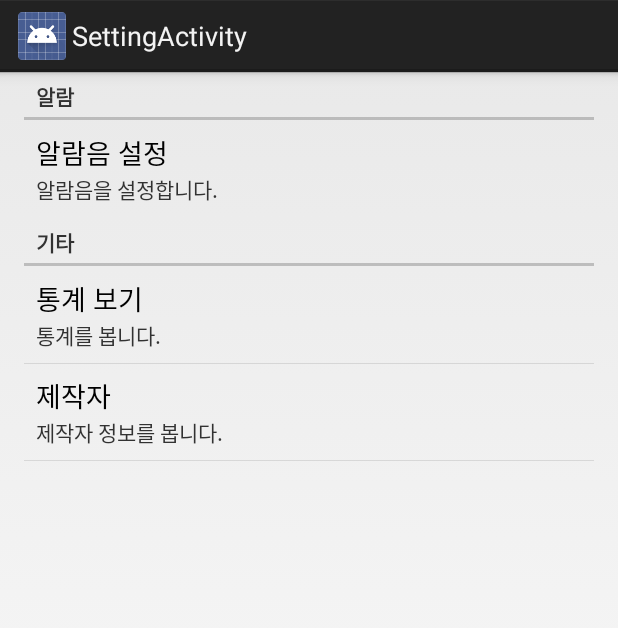
After one commit to ZeroPage/MorningTypeHuman, an Android app: the SettingActivity screen opened directly, with no data from a screen before it, on a phone screen of 412 x 824 dp. The commit adds this screen. Shown: the top 628 px of the screen. Run offline under Robolectric (Android 15) with nearby library versions, the phone set to English and light mode, and no system bars.

Commit message:
Added SettingActivity

```diff
--- /dev/null
+++ b/MornigTypeHumanProject/MornigTypeHuman/src/main/java/org/zeropage/gdg/morningTypeHuman/view/SettingActivity.java
@@ -0,0 +1,45 @@
+package org.zeropage.gdg.morningTypeHuman.view;
+
+import android.content.Intent;
+import android.os.Bundle;
+import android.preference.Preference;
+import android.preference.PreferenceActivity;
+
+import org.zeropage.gdg.morningTypeHuman.R;
+
+public class SettingActivity extends PreferenceActivity {
+
+    @SuppressWarnings("deprecation")
+    @Override
+    protected void onCreate(Bundle savedInstanceState) {
+        super.onCreate(savedInstanceState);
+        addPreferencesFromResource(R.xml.preference);
+
+        Preference statsPreference = findPreference("stats");
+        Preference creditsPreference = findPreference("credits");
+
+        if (statsPreference == null || creditsPreference == null) {
+            throw new AssertionError();
+        }
+
+        statsPreference.setOnPreferenceClickListener(new Preference.OnPreferenceClickListener() {
+            @Override
+            public boolean onPreferenceClick(Preference preference) {
+            //Intent intent = new Intent(SettingActivity.this, StatsActivity.class);
+            //startActivity(intent);
+
+            return false;
+            }
+        });
+
+        creditsPreference.setOnPreferenceClickListener(new Preference.OnPreferenceClickListener() {
+            @Override
+            public boolean onPreferenceClick(Preference preference) {
+            //Intent intent = new Intent(SettingActivity.this, CreditsActivity.class);
+            //startActivity(intent);
+
+            return false;
+            }
+        });
+    }
+}
--- /dev/null
+++ b/MornigTypeHumanProject/MornigTypeHuman/src/main/res/menu/setting.xml
@@ -0,0 +1,6 @@
+<menu xmlns:android="http://schemas.android.com/apk/res/android">
+    <item android:id="@+id/action_settings"
+        android:title="@string/action_settings"
+        android:orderInCategory="100"
+        android:showAsAction="never" />
+</menu>
--- a/MornigTypeHumanProject/MornigTypeHuman/src/main/res/values/strings.xml
+++ b/MornigTypeHumanProject/MornigTypeHuman/src/main/res/values/strings.xml
@@ -4,5 +4,6 @@
     <string name="app_name">MornigTypeHuman</string>
     <string name="action_settings">Settings</string>
     <string name="hello_world">Hello world!</string>
+    <string name="title_activity_setting">SettingActivity</string>
 
 </resources>
--- /dev/null
+++ b/MornigTypeHumanProject/MornigTypeHuman/src/main/res/xml/preference.xml
@@ -0,0 +1,20 @@
+<?xml version="1.0" encoding="utf-8"?>
+
+<PreferenceScreen xmlns:android="http://schemas.android.com/apk/res/android">
+    <PreferenceCategory android:title = "알람">
+        <RingtonePreference
+                android:key="ringtone"
+                android:title="알람음 설정"
+                android:summary="알람음을 설정합니다." />
+    </PreferenceCategory>
+    <PreferenceCategory android:title = "기타">
+        <Preference
+                android:key = "stats"
+                android:title = "통계 보기"
+                android:summary="통계를 봅니다." />
+        <Preference
+                android:key = "credits"
+                android:title = "제작자"
+                android:summary = "제작자 정보를 봅니다." />
+    </PreferenceCategory>
+</PreferenceScreen>
```
Also changed, not shown: MornigTypeHumanProject/MornigTypeHuman/src/main/AndroidManifest.xml (+8 -1 lines), MornigTypeHumanProject/MornigTypeHuman/src/main/res/layout/activity_setting.xml (added, +16 -0 lines).
